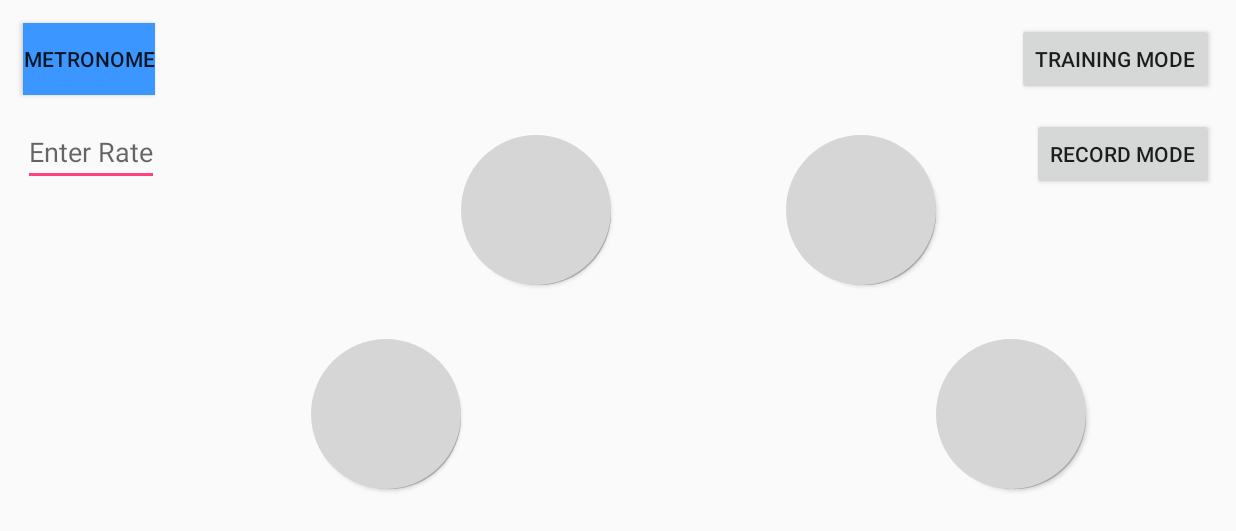
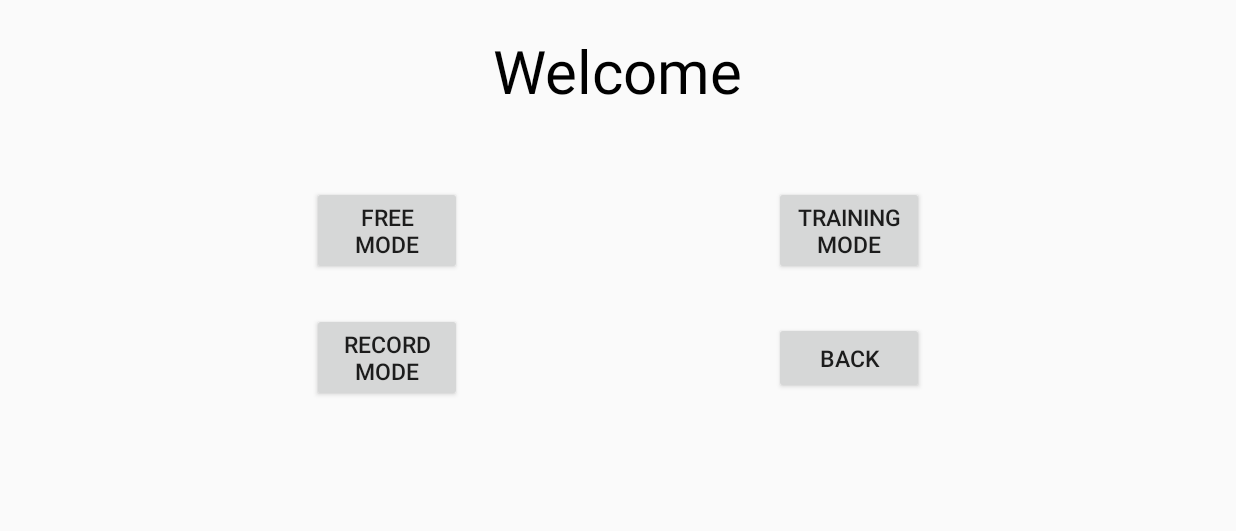
Before and after one commit to james8277/MusicApp, an Android app: the screen it shows after launch (MainActivity), on a phone screen of 824 x 412 dp (held sideways). Shown: the top 531 px of the screen. Run offline under Robolectric (Android 15) with nearby library versions, the phone set to English and light mode, and no system bars.

Commit message:
welcome fragment

```diff
--- a/app/src/main/java/com/example/james/musicapp/MainActivity.java
+++ b/app/src/main/java/com/example/james/musicapp/MainActivity.java
@@ -28,6 +28,7 @@ import java.util.ArrayList;
 
 import fragment.MainFragment;
 import fragment.Training;
+import fragment.Welcome;
 
 public class MainActivity extends AppCompatActivity {
 
@@ -126,7 +127,7 @@ public class MainActivity extends AppCompatActivity {
 
 
         FragmentTransaction mf = getFragmentManager().beginTransaction();
-        Fragment fragment_start = new MainFragment();
+        Fragment fragment_start = new Welcome();
         mf.replace(R.id.container_main,fragment_start);
         mf.commit();
     }
--- a/app/src/main/java/fragment/MainFragment.java
+++ b/app/src/main/java/fragment/MainFragment.java
@@ -1,5 +1,6 @@
 package fragment;
 
+import android.app.FragmentManager;
 import android.app.FragmentTransaction;
 import android.content.Context;
 import android.media.SoundPool;
@@ -29,8 +30,7 @@ public class MainFragment extends android.app.Fragment {
     private Button button_3;
     private Button button_4;
     private Button Button_metronome;
-    private Button button_training;
-    private Button button_record;
+    private Button button_back;
 
     private EditText editText_rate;
 
@@ -83,9 +83,8 @@ public class MainFragment extends android.app.Fragment {
         button_2 = (Button)view.findViewById(R.id.Button_2);
         button_3 = (Button)view.findViewById(R.id.Button_3);
         button_4 = (Button)view.findViewById(R.id.Button_4);
-        button_training = (Button)view.findViewById(R.id.Button_training_mode);
-        button_record = (Button)view.findViewById(R.id.Button_record_mode);
         Button_metronome = (Button)view.findViewById(R.id.Button_metronome);
+        button_back = (Button)view.findViewById(R.id.Button_main_back);
 
         editText_rate = (EditText)view.findViewById(R.id.EditText_metronome_tempo);
 
@@ -190,27 +189,16 @@ public class MainFragment extends android.app.Fragment {
             }
         });
 
-        button_training.setOnClickListener(new View.OnClickListener() {
+
+        button_back.setOnClickListener(new View.OnClickListener() {
             @Override
             public void onClick(View v) {
-                Log.d(TAG, "onClick: training");
-                FragmentTransaction mf = getFragmentManager().beginTransaction();
-                android.app.Fragment fragment_training = new Training();
-                mf.replace(R.id.container_main,fragment_training);
-                mf.commit();
+                Log.e(TAG, "onClick: Main back");
+                FragmentManager manager = getFragmentManager();
+                manager.popBackStack();
+
             }
         });
-        button_record.setOnClickListener(new View.OnClickListener() {
-            @Override
-            public void onClick(View v) {
-                Log.d(TAG, "onClick: record");
-                FragmentTransaction mf = getFragmentManager().beginTransaction();
-                android.app.Fragment fragment_record = new Record();
-                mf.replace(R.id.container_main,fragment_record);
-                mf.commit();
-            }
-        });
-
 
         return view;
     }
--- /dev/null
+++ b/app/src/main/java/fragment/Welcome.java
@@ -0,0 +1,100 @@
+package fragment;
+
+
+import android.app.Fragment;
+import android.app.FragmentTransaction;
+import android.content.DialogInterface;
+import android.os.Bundle;
+import android.support.annotation.Nullable;
+import android.support.v7.app.AlertDialog;
+import android.view.LayoutInflater;
+import android.view.View;
+import android.view.ViewGroup;
+import android.widget.Button;
+
+import com.example.james.musicapp.R;
+
+public class Welcome extends android.app.Fragment {
+
+
+    Button button_free_mode;
+    Button button_training_mode;
+    Button button_record_mode;
+    Button button_back;
+
+    @Override
+    public void onCreate(@Nullable Bundle savedInstanceState) {
+        super.onCreate(savedInstanceState);
+
+    }
+
+    @Nullable
+    @Override
+    public View onCreateView(LayoutInflater inflater, @Nullable ViewGroup container, Bundle savedInstanceState) {
+
+        View view = inflater.inflate(R.layout.fragment_welcome, container, false);
+
+        button_free_mode = (Button)view.findViewById(R.id.Button_welcome_free_mode);
+        button_training_mode = (Button)view.findViewById(R.id.Button_welcome_training_mode);
+        button_record_mode = (Button)view.findViewById(R.id.Button_welcome_record_mode);
+        button_back = (Button)view.findViewById(R.id.Button_welcome_back);
+
+        button_free_mode.setOnClickListener(new View.OnClickListener() {
+            @Override
+            public void onClick(View v) {
+                FragmentTransaction mf = getFragmentManager().beginTransaction();
+                Fragment fragment_freeMode = new MainFragment();
+                mf.replace(R.id.container_main,fragment_freeMode);
+                mf.addToBackStack(null);
+                mf.commit();
+            }
+        });
+
+        button_training_mode.setOnClickListener(new View.OnClickListener() {
+            @Override
+            public void onClick(View v) {
+                FragmentTransaction mf = getFragmentManager().beginTransaction();
+                Fragment fragment_training = new Training();
+                mf.replace(R.id.container_main,fragment_training);
+                mf.addToBackStack(null);
+                mf.commit();
+            }
+        });
+
+        button_record_mode.setOnClickListener(new View.OnClickListener() {
+            @Override
+            public void onClick(View v) {
+                FragmentTransaction mf = getFragmentManager().beginTransaction();
+                Fragment fragment_record = new Record();
+                mf.replace(R.id.container_main,fragment_record);
+                mf.addToBackStack(null);
+                mf.commit();
+            }
+        });
+
+        button_back.setOnClickListener(new View.OnClickListener() {
+            @Override
+            public void onClick(View v) {
+                AlertDialog.Builder builder = new AlertDialog.Builder(getActivity());
+                builder.setMessage(R.string.exit)
+                        .setNegativeButton(R.string.cancel, new DialogInterface.OnClickListener() {
+                            @Override
+                            public void onClick(DialogInterface dialog, int which) {
+
+                            }
+                        })
+                        .setPositiveButton(R.string.yes, new DialogInterface.OnClickListener() {
+                            @Override
+                            public void onClick(DialogInterface dialog, int which) {
+                                getActivity().finish();
+                            }
+                        });
+                AlertDialog alertDialog_delete = builder.create();
+                alertDialog_delete.show();
+            }
+        });
+
+
+        return view;
+    }
+}
--- a/app/src/main/res/layout/fragment_main.xml
+++ b/app/src/main/res/layout/fragment_main.xml
@@ -72,23 +72,13 @@
         app:layout_constraintTop_toBottomOf="@+id/Button_3" />
 
     <Button
-        android:id="@+id/Button_training_mode"
-        android:layout_width="wrap_content"
-        android:layout_height="wrap_content"
-        android:text="@string/training_mode"
-        app:layout_constraintEnd_toEndOf="parent"
-        android:layout_marginEnd="15dp"
-        app:layout_constraintTop_toTopOf="parent"
-        android:layout_marginTop="15dp"/>
-
-    <Button
-        android:id="@+id/Button_record_mode"
+        android:id="@+id/Button_main_back"
+        android:text="@string/button_back"
         android:layout_width="wrap_content"
         android:layout_height="wrap_content"
         app:layout_constraintEnd_toEndOf="parent"
-        app:layout_constraintTop_toBottomOf="@id/Button_training_mode"
+        app:layout_constraintTop_toTopOf="parent"
         android:layout_marginTop="15dp"
-        android:layout_marginEnd="15dp"
-        android:text="@string/record_mode"/>
+        android:layout_marginEnd="15dp"/>
 
 </android.support.constraint.ConstraintLayout>
--- /dev/null
+++ b/app/src/main/res/layout/fragment_welcome.xml
@@ -0,0 +1,70 @@
+<android.support.constraint.ConstraintLayout xmlns:android="http://schemas.android.com/apk/res/android"
+    xmlns:app="http://schemas.android.com/apk/res-auto"
+    xmlns:tools="http://schemas.android.com/tools"
+    android:layout_width="match_parent"
+    android:layout_height="match_parent">
+
+    <TextView
+        android:id="@+id/textview_welcome"
+        android:layout_width="wrap_content"
+        android:layout_height="wrap_content"
+        android:layout_marginTop="20dp"
+        android:text="@string/welcome"
+        android:textColor="@color/black"
+        android:textSize="40sp"
+        app:layout_constraintEnd_toEndOf="parent"
+        app:layout_constraintStart_toStartOf="parent"
+        app:layout_constraintTop_toTopOf="parent" />
+
+    <Button
+        android:id="@+id/Button_welcome_free_mode"
+        android:layout_width="100dp"
+        android:layout_height="wrap_content"
+        android:layout_marginTop="50dp"
+        android:text="@string/freeMode"
+        android:textSize="15sp"
+        app:layout_constraintEnd_toStartOf="@+id/Button_welcome_training_mode"
+        app:layout_constraintHorizontal_bias="0.5"
+        app:layout_constraintStart_toStartOf="parent"
+        app:layout_constraintTop_toBottomOf="@id/textview_welcome" />
+
+    <Button
+        android:id="@+id/Button_welcome_training_mode"
+        android:layout_width="100dp"
+        android:layout_height="wrap_content"
+        android:layout_marginTop="50dp"
+        android:text="@string/training_mode"
+        android:textSize="15sp"
+        app:layout_constraintEnd_toEndOf="parent"
+        app:layout_constraintHorizontal_bias="0.5"
+        app:layout_constraintStart_toEndOf="@+id/Button_welcome_free_mode"
+        app:layout_constraintTop_toBottomOf="@id/textview_welcome" />
+
+    <Button
+        android:id="@+id/Button_welcome_record_mode"
+        android:layout_width="100dp"
+        android:layout_height="wrap_content"
+        android:layout_marginTop="25dp"
+        android:text="@string/record_mode"
+        android:textSize="15sp"
+        app:layout_constraintEnd_toStartOf="@+id/Button_welcome_back"
+        app:layout_constraintHorizontal_bias="0.5"
+        app:layout_constraintStart_toStartOf="parent"
+        app:layout_constraintTop_toBottomOf="@id/Button_welcome_free_mode" />
+
+    <Button
+        android:id="@+id/Button_welcome_back"
+        android:layout_width="100dp"
+        android:layout_height="wrap_content"
+        android:layout_marginBottom="8dp"
+        android:layout_marginTop="8dp"
+        android:text="@string/button_back"
+        android:textSize="15sp"
+        app:layout_constraintBottom_toBottomOf="@+id/Button_welcome_record_mode"
+        app:layout_constraintEnd_toEndOf="parent"
+        app:layout_constraintHorizontal_bias="0.5"
+        app:layout_constraintStart_toEndOf="@+id/Button_welcome_record_mode"
+        app:layout_constraintTop_toTopOf="@+id/Button_welcome_record_mode" />
+
+
+</android.support.constraint.ConstraintLayout>
--- a/app/src/main/res/values/colors.xml
+++ b/app/src/main/res/values/colors.xml
@@ -7,5 +7,6 @@
     <color name="gery">#a9a9a9</color>
     <color name="color_early">#fa6800</color>
     <color name="color_late">#54f23f</color>
+    <color name="black">#000000</color>
 
 </resources>
--- a/app/src/main/res/values/strings.xml
+++ b/app/src/main/res/values/strings.xml
@@ -28,4 +28,7 @@
     <string name="normal">Normal</string>
     <string name="sunnyday">Sunny Day</string>
     <string name="canon">Canon</string>
+    <string name="welcome">Welcome</string>
+    <string name="freeMode">Free Mode</string>
+    <string name="exit">Exit?</string>
 </resources>
```
Also changed, not shown: app/src/main/java/fragment/Record.java (+4 -4 lines), app/src/main/java/fragment/Training.java (+4 -4 lines), 1 other file.
